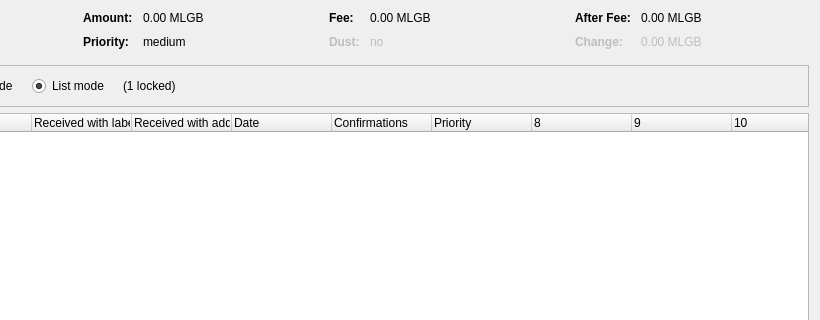
Old version of the form src/qt/forms/coincontroldialog.ui in the repository MassGrid/MassGrid; both pictures show x 180 to 1000 and y 0 to 320 of the 1000 by 500 pixel window.
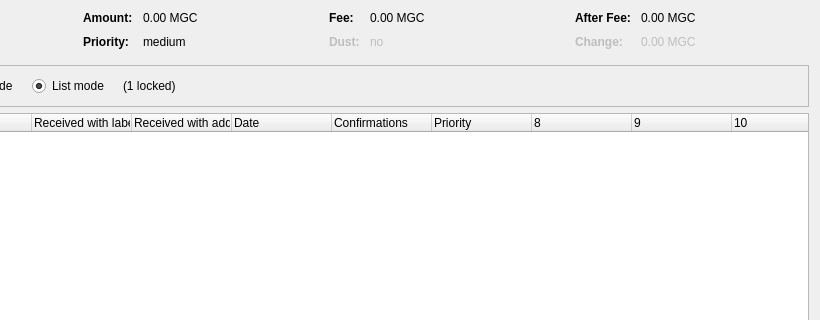
New version of the form. Custom widgets are drawn as their Qt base class.

Commit message: MLGB to Mass Grid Chain!

Patch:
```diff
--- a/src/qt/forms/coincontroldialog.ui
+++ b/src/qt/forms/coincontroldialog.ui
@@ -132,7 +132,7 @@
           <enum>Qt::ActionsContextMenu</enum>
          </property>
          <property name="text">
-          <string notr="true">0.00 MLGB</string>
+          <string notr="true">0.00 MGC</string>
          </property>
          <property name="textInteractionFlags">
           <set>Qt::LinksAccessibleByMouse|Qt::TextSelectableByKeyboard|Qt::TextSelectableByMouse</set>
@@ -206,7 +206,7 @@
           <enum>Qt::ActionsContextMenu</enum>
          </property>
          <property name="text">
-          <string notr="true">0.00 MLGB</string>
+          <string notr="true">0.00 MGC</string>
          </property>
          <property name="textInteractionFlags">
           <set>Qt::LinksAccessibleByMouse|Qt::TextSelectableByKeyboard|Qt::TextSelectableByMouse</set>
@@ -286,7 +286,7 @@
           <enum>Qt::ActionsContextMenu</enum>
          </property>
          <property name="text">
-          <string notr="true">0.00 MLGB</string>
+          <string notr="true">0.00 MGC</string>
          </property>
          <property name="textInteractionFlags">
           <set>Qt::LinksAccessibleByMouse|Qt::TextSelectableByKeyboard|Qt::TextSelectableByMouse</set>
@@ -321,7 +321,7 @@
           <enum>Qt::ActionsContextMenu</enum>
          </property>
          <property name="text">
-          <string notr="true">0.00 MLGB</string>
+          <string notr="true">0.00 MGC</string>
          </property>
          <property name="textInteractionFlags">
           <set>Qt::LinksAccessibleByMouse|Qt::TextSelectableByKeyboard|Qt::TextSelectableByMouse</set>
```
The commit also changes 475 other files.
